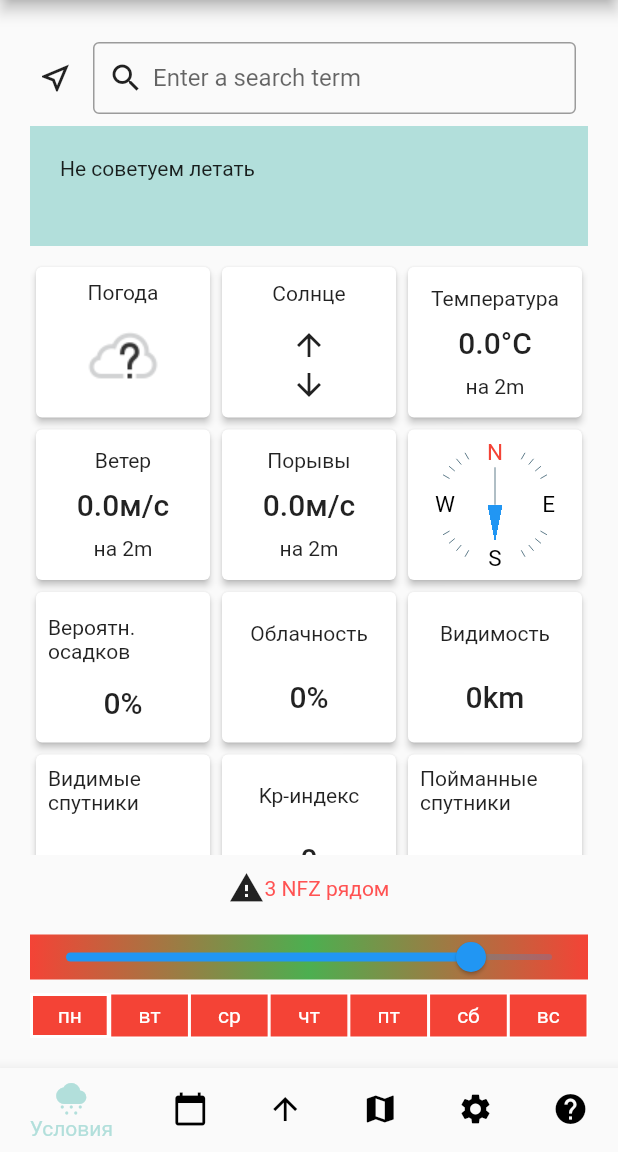
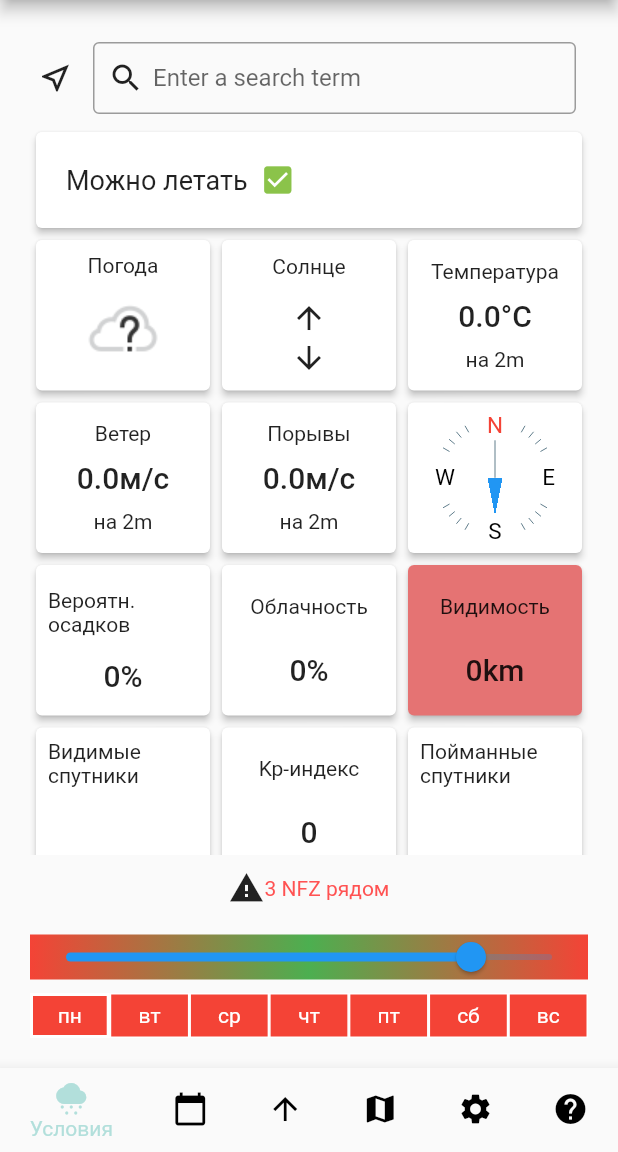
Before and after one commit to megabayt/forecast_app, a Flutter app: the screen it shows after launch, on a phone screen of 412 x 824 dp, the part 84-1236 px from its top. Run offline on Flutter 3.47's test engine with Material 2 defaults, Android fonts, the phone set to English and light mode, and no system bars; drawn by our look-alikes of syncfusion_flutter_sliders; our stand-ins replace bloc, copy_with_extension, flutter_bloc, flutter_dotenv, geolocator, get_it and 2 more; missing offline and left inert: syncfusion_flutter_core, yandex_geocoder; generated files the repository leaves out were written again.

Commit message:
add recommended widget, color-code unrecommended conditions

```diff
--- a/lib/cubits/cloudiness_cubit/cloudiness_state.dart
+++ b/lib/cubits/cloudiness_cubit/cloudiness_state.dart
@@ -22,4 +22,8 @@ class CloudinessState {
   final bool maxOn;
   final double max;
   final double value;
+
+  get recommended {
+    return maxOn && value < max;
+  }
 }
--- a/lib/cubits/kpindex_cubit/kpindex_state.dart
+++ b/lib/cubits/kpindex_cubit/kpindex_state.dart
@@ -22,4 +22,8 @@ class KpIndexState {
   final bool maxOn;
   final int max;
   final int value;
+
+  get recommended {
+    return maxOn && value < max;
+  }
 }
--- a/lib/cubits/precipitation_cubit/precipitation_state.dart
+++ b/lib/cubits/precipitation_cubit/precipitation_state.dart
@@ -22,4 +22,8 @@ class PrecipitationState {
   final bool maxOn;
   final double max;
   final double value;
+
+  get recommended {
+    return maxOn && value < max;
+  }
 }
--- a/lib/cubits/temperature_cubit/temperature_state.dart
+++ b/lib/cubits/temperature_cubit/temperature_state.dart
@@ -62,4 +62,14 @@ class TemperatureState {
     return convertToTemperatureUnit(
         _value, TemperatureUnit.celsius, temperatureUnit);
   }
+
+  get recommended {
+    if (maxOn && _value >= _max) {
+      return false;
+    }
+    if (minOn && _value <= _min) {
+      return false;
+    }
+    return true;
+  }
 }
--- a/lib/cubits/visibility_cubit/visibility_state.dart
+++ b/lib/cubits/visibility_cubit/visibility_state.dart
@@ -59,4 +59,8 @@ class VisibilityState {
             ? DistanceUnit.kilometers
             : DistanceUnit.miles);
   }
+
+  get recommended {
+    return minOn && value > min;
+  }
 }
--- a/lib/cubits/wind_cubit/wind_state.dart
+++ b/lib/cubits/wind_cubit/wind_state.dart
@@ -45,6 +45,7 @@ class WindState {
   double get speed {
     return convertToSpeedUnit(_speed, SpeedUnit.ms, speedUnit);
   }
+
   final double _gusts;
   double get gusts {
     return convertToSpeedUnit(_gusts, SpeedUnit.ms, speedUnit);
@@ -56,4 +57,14 @@ class WindState {
   double get max {
     return convertToSpeedUnit(_max, SpeedUnit.ms, speedUnit).floorToDouble();
   }
+
+  get recommended {
+    if (maxOn && _speed >= _max) {
+      return false;
+    }
+    if (gustsOn && maxOn && _gusts >= _max) {
+      return false;
+    }
+    return true;
+  }
 }
--- a/lib/widgets/cloudiness.dart
+++ b/lib/widgets/cloudiness.dart
@@ -25,6 +25,9 @@ class Cloudiness extends StatelessWidget {
               },
               child: Card(
                 elevation: 2,
+                color: cloudinessCubitState.recommended
+                    ? Colors.white
+                    : Colors.red[300],
                 child: Padding(
                   padding: const EdgeInsets.all(8),
                   child: Column(
--- a/lib/widgets/conditions.dart
+++ b/lib/widgets/conditions.dart
@@ -35,7 +35,6 @@ class Conditions extends StatelessWidget {
         children: [
           const LocationSearch(),
           const Recommendation(),
-          const SizedBox(height: 10),
           Expanded(
             flex: 1,
             child: GridView.count(
--- a/lib/widgets/gusts.dart
+++ b/lib/widgets/gusts.dart
@@ -40,6 +40,7 @@ class Gusts extends StatelessWidget {
                   },
                   child: Card(
                     elevation: 2,
+                    color: windCubitState.recommended ? Colors.white : Colors.red[300],
                     child: Padding(
                       padding: const EdgeInsets.all(8),
                       child: Column(
--- a/lib/widgets/kp_index.dart
+++ b/lib/widgets/kp_index.dart
@@ -12,7 +12,7 @@ class KpIndex extends StatelessWidget {
     return BlocBuilder<CommonBloc, CommonState>(
       builder: (commonBlocContext, commonBlocState) {
         return BlocBuilder<KpIndexCubit, KpIndexState>(
-          builder: (precipitationCubitContext, precipitationCubitState) {
+          builder: (kpIndexCubitContext, kpIndexCubitState) {
             return GestureDetector(
               onTap: () {
                 showModalBottomSheet(
@@ -25,6 +25,9 @@ class KpIndex extends StatelessWidget {
               },
               child: Card(
                 elevation: 2,
+                color: kpIndexCubitState.recommended
+                    ? Colors.white
+                    : Colors.red[300],
                 child: Padding(
                   padding: const EdgeInsets.all(8),
                   child: Column(
@@ -38,7 +41,7 @@ class KpIndex extends StatelessWidget {
                       commonBlocState.isFetching
                           ? const CircularProgressIndicator()
                           : Text(
-                              precipitationCubitState.value.toString(),
+                              kpIndexCubitState.value.toString(),
                               style: Theme.of(context).textTheme.titleLarge,
                             ),
                     ],
--- a/lib/widgets/precipitation.dart
+++ b/lib/widgets/precipitation.dart
@@ -25,6 +25,9 @@ class Precipitation extends StatelessWidget {
               },
               child: Card(
                 elevation: 2,
+                color: precipitationCubitState.recommended
+                    ? Colors.white
+                    : Colors.red[300],
                 child: Padding(
                   padding: const EdgeInsets.all(8),
                   child: Column(
--- a/lib/widgets/recommendation.dart
+++ b/lib/widgets/recommendation.dart
@@ -1,16 +1,71 @@
 import 'package:flutter/material.dart';
+import 'package:flutter_bloc/flutter_bloc.dart';
+import 'package:forecast_app/cubits/cloudiness_cubit/cloudiness_cubit.dart';
+import 'package:forecast_app/cubits/kpindex_cubit/kpindex_cubit.dart';
+import 'package:forecast_app/cubits/precipitation_cubit/precipitation_cubit.dart';
+import 'package:forecast_app/cubits/temperature_cubit/temperature_cubit.dart';
+import 'package:forecast_app/cubits/wind_cubit/wind_cubit.dart';
 
 class Recommendation extends StatelessWidget {
   const Recommendation({Key? key}) : super(key: key);
 
   @override
   build(BuildContext context) {
-    return Container(
-      padding: const EdgeInsets.all(20),
-      child: const Text("Не советуем летать"),
-      color: Colors.teal[100],
-      height: 80,
-      width: double.infinity,
+    return BlocBuilder<TemperatureCubit, TemperatureState>(
+      builder: (temperatureContext, temperatureCubitState) {
+        return BlocBuilder<WindCubit, WindState>(
+          builder: (windContext, windCubitState) {
+            return BlocBuilder<PrecipitationCubit, PrecipitationState>(
+              builder: (precipitationContext, precipitationCubitState) {
+                return BlocBuilder<CloudinessCubit, CloudinessState>(
+                  builder: (cloudinessContext, cloudinessCubitState) {
+                    return BlocBuilder<KpIndexCubit, KpIndexState>(
+                      builder: (kpIndexContext, kpIndexCubitState) {
+                        final recommended = temperatureCubitState.recommended &&
+                            windCubitState.recommended &&
+                            precipitationCubitState.recommended &&
+                            cloudinessCubitState.recommended &&
+                            kpIndexCubitState.recommended;
+
+                        return Card(
+                          elevation: 2,
+                          color: recommended ? Colors.white : Colors.red[300],
+                          child: Padding(
+                            padding: const EdgeInsets.all(20),
+                            child: SizedBox(
+                              width: double.infinity,
+                              child: Row(
+                                children: [
+                                  Text(
+                                    recommended
+                                        ? "Можно летать"
+                                        : "Не советуем летать",
+                                    style: const TextStyle(fontSize: 18),
+                                  ),
+                                  const SizedBox(width: 8),
+                                  recommended
+                                      ? const Icon(
+                                          Icons.check_box,
+                                          color: Colors.lightGreen,
+                                        )
+                                      : const Icon(
+                                          Icons.warning,
+                                          color: Colors.amber,
+                                        ),
+                                ],
+                              ),
+                            ),
+                          ),
+                        );
+                      },
+                    );
+                  },
+                );
+              },
+            );
+          },
+        );
+      },
     );
   }
 }
--- a/lib/widgets/temperature.dart
+++ b/lib/widgets/temperature.dart
@@ -41,6 +41,7 @@ class Temperature extends StatelessWidget {
                   },
                   child: Card(
                     elevation: 2,
+                    color: temperatureCubitState.recommended ? Colors.white : Colors.red[300],
                     child: Padding(
                       padding: const EdgeInsets.all(8),
                       child: Column(
--- a/lib/widgets/visibility.dart
+++ b/lib/widgets/visibility.dart
@@ -17,7 +17,7 @@ class Visibility extends StatelessWidget {
         return BlocBuilder<CommonSettingsCubit, CommonSettingsState>(
           builder: (commonSettingsContext, commonSettingsState) {
             return BlocBuilder<VisibilityCubit, VisibilityState>(
-              builder: (cloudinessCubitContext, cloudinessCubitState) {
+              builder: (visibilityCubitContext, visibilityCubitState) {
                 return GestureDetector(
                   onTap: () {
                     showModalBottomSheet(
@@ -30,6 +30,7 @@ class Visibility extends StatelessWidget {
                   },
                   child: Card(
                     elevation: 2,
+                    color: visibilityCubitState.recommended ? Colors.white : Colors.red[300],
                     child: Padding(
                       padding: const EdgeInsets.all(8),
                       child: Column(
@@ -43,7 +44,7 @@ class Visibility extends StatelessWidget {
                           commonBlocState.isFetching
                               ? const CircularProgressIndicator()
                               : Text(
-                                  cloudinessCubitState.valueInKmOrMiles
+                                  visibilityCubitState.valueInKmOrMiles
                                           .toStringAsFixed(0) +
                                       getDistanceUnitLabel(
                                           commonSettingsState.distanceUnit ==
--- a/lib/widgets/wind_speed.dart
+++ b/lib/widgets/wind_speed.dart
@@ -40,6 +40,7 @@ class WindSpeed extends StatelessWidget {
                   },
                   child: Card(
                     elevation: 2,
+                    color: windCubitState.recommended ? Colors.white : Colors.red[300],
                     child: Padding(
                       padding: const EdgeInsets.all(8),
                       child: Column(
```
